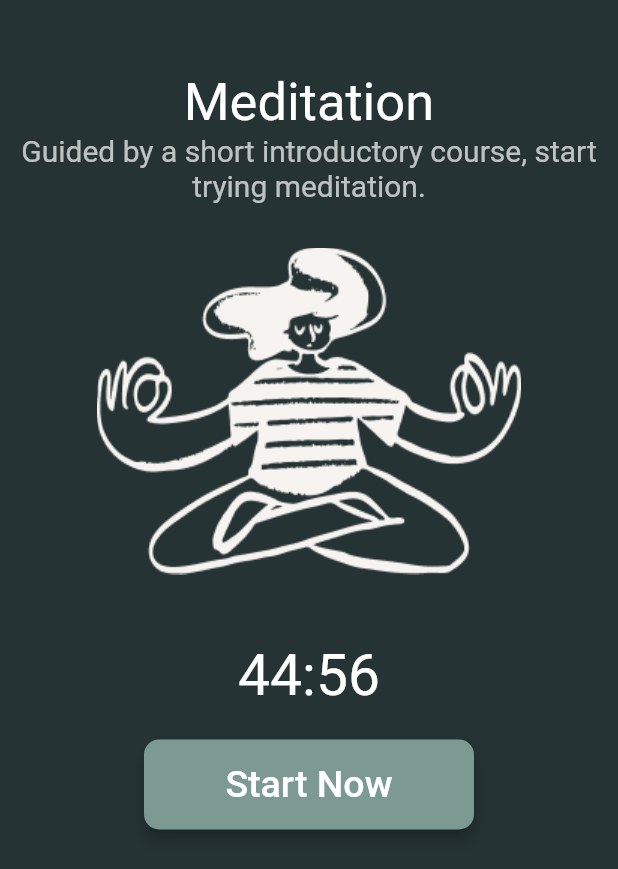
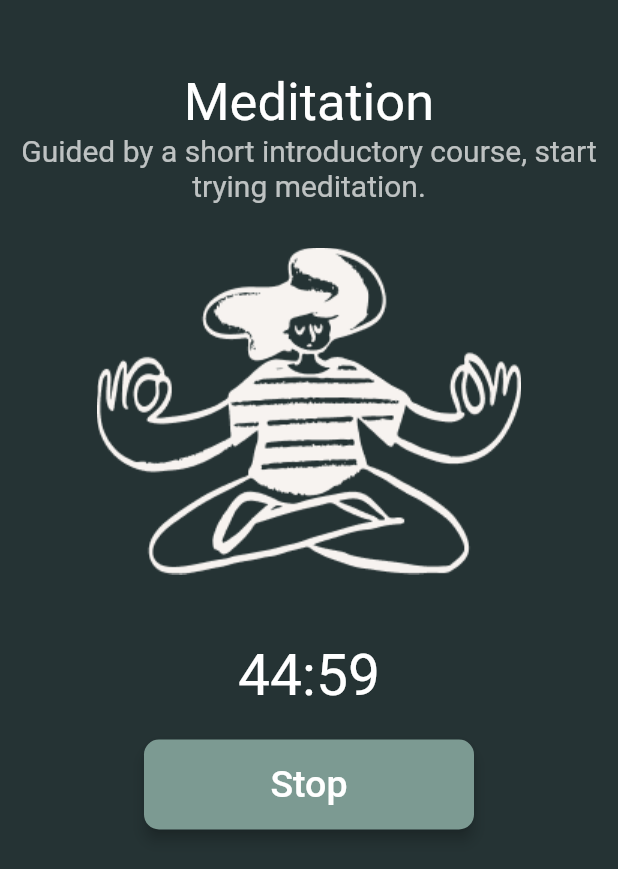
Before and after one commit to 5CYTH3/Yoguha, a Flutter app: the TimerScreenBody widget shown alone on an empty page, opened directly, after a tap on "Start Now", on a phone screen of 412 x 824 dp. Shown: the top 869 px of the screen. Run offline on Flutter 3.47's test engine with Material 2 defaults, Android fonts, the phone set to English and light mode, and no system bars; our stand-ins replace firebase_auth, firebase_core, google_fonts; missing offline and left inert: audioplayer; accounts and stored records are empty; Roboto replaces fonts that are missing (Alegreya).

Commit message:
🎏 THE TIMER IS FULLY FUNCTIONAL

```diff
--- a/lib/src/views/timer_screen.dart
+++ b/lib/src/views/timer_screen.dart
@@ -33,21 +33,25 @@ class _TimerScreenBodyState extends State<TimerScreenBody> {
   void initState() {
     super.initState();
 
-    startTimer();
+    // startTimer();
     reset();
   }
 
   void reset() {
-    setState(() => _duration = _duration);
+    setState(() => _currentDuration = _duration);
   }
 
   void retrieveTime() {
     final retrieveSeconds = -1;
 
     setState(() {
-      final seconds = _duration.inSeconds + retrieveSeconds;
+    final seconds = _currentDuration.inSeconds + retrieveSeconds;
 
-      _duration = Duration(seconds: seconds);
+      if(seconds < 0) {
+        timer?.cancel();
+      } else {
+        _currentDuration = Duration(seconds: seconds);
+      }
 
     });
 
@@ -61,13 +65,16 @@ class _TimerScreenBodyState extends State<TimerScreenBody> {
     if(resets) {
       reset();
     }
+
+    setState(() => timer?.cancel());
+
   }
 
 
   Widget buildTimer() {
     String twoDigits(int n) => n.toString().padLeft(2, '0');
-    final minutes = twoDigits(_duration.inMinutes.remainder(60));
-    final seconds = twoDigits(_duration.inSeconds.remainder(60));
+    final minutes = twoDigits(_currentDuration.inMinutes.remainder(60));
+    final seconds = twoDigits(_currentDuration.inSeconds.remainder(60));
 
     return Text(
       '$minutes:$seconds',
@@ -81,9 +88,11 @@ class _TimerScreenBodyState extends State<TimerScreenBody> {
     return isRunning ?
       ElevatedButton(
         onPressed: () {
-          startTimer();
+          if (isRunning) {
+            stopTimer(resets: false);
+          }
         },
-        child: Text("Start Now"),
+        child: Text("Stop"),
         style: ButtonStyle(
           backgroundColor: MaterialStateProperty.all(Theme.of(context).primaryColor),
           textStyle: MaterialStateProperty.all(GoogleFonts.alegreyaSans(color: Colors.white, fontSize: 25, fontWeight: FontWeight.w500)),
@@ -94,11 +103,9 @@ class _TimerScreenBodyState extends State<TimerScreenBody> {
       ) :
       ElevatedButton(
         onPressed: () {
-          if (isRunning) {
-            stopTimer(resets: false);
-          }
+          startTimer();
         },
-        child: Text("Stop"),
+        child: Text("Start Now"),
         style: ButtonStyle(
           backgroundColor: MaterialStateProperty.all(Theme.of(context).primaryColor),
           textStyle: MaterialStateProperty.all(GoogleFonts.alegreyaSans(color: Colors.white, fontSize: 25, fontWeight: FontWeight.w500)),
@@ -138,19 +145,7 @@ class _TimerScreenBodyState extends State<TimerScreenBody> {
               padding: EdgeInsets.only(top: 45, bottom: 20),
               child: buildTimer()
             ),
-            ElevatedButton(
-              onPressed: () {
-                startTimer();
-              },
-              child: Text("Start Now"),
-              style: ButtonStyle(
-                backgroundColor: MaterialStateProperty.all(Theme.of(context).primaryColor),
-                textStyle: MaterialStateProperty.all(GoogleFonts.alegreyaSans(color: Colors.white, fontSize: 25, fontWeight: FontWeight.w500)),
-                elevation: MaterialStateProperty.all(4),
-                fixedSize: MaterialStateProperty.all(Size(220, 60)),
-                shape: MaterialStateProperty.all(RoundedRectangleBorder(borderRadius: BorderRadius.all(Radius.circular(10))))
-              ),
-            )
+            buildControlButtons()
           ],
         ),
       )
```
